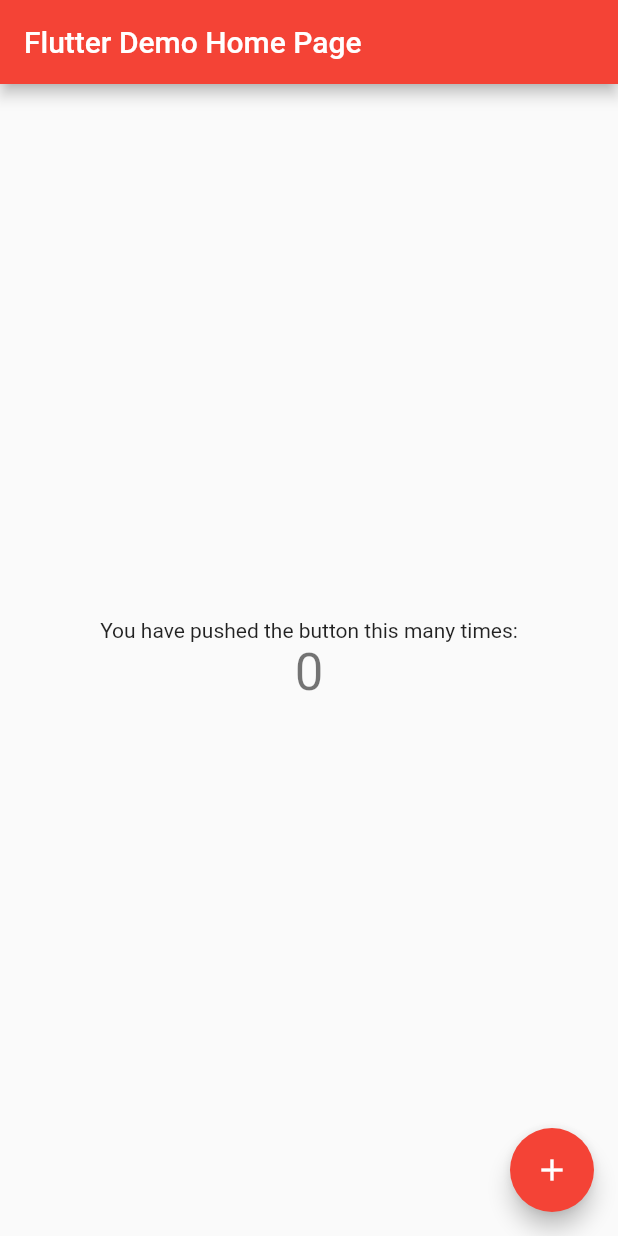
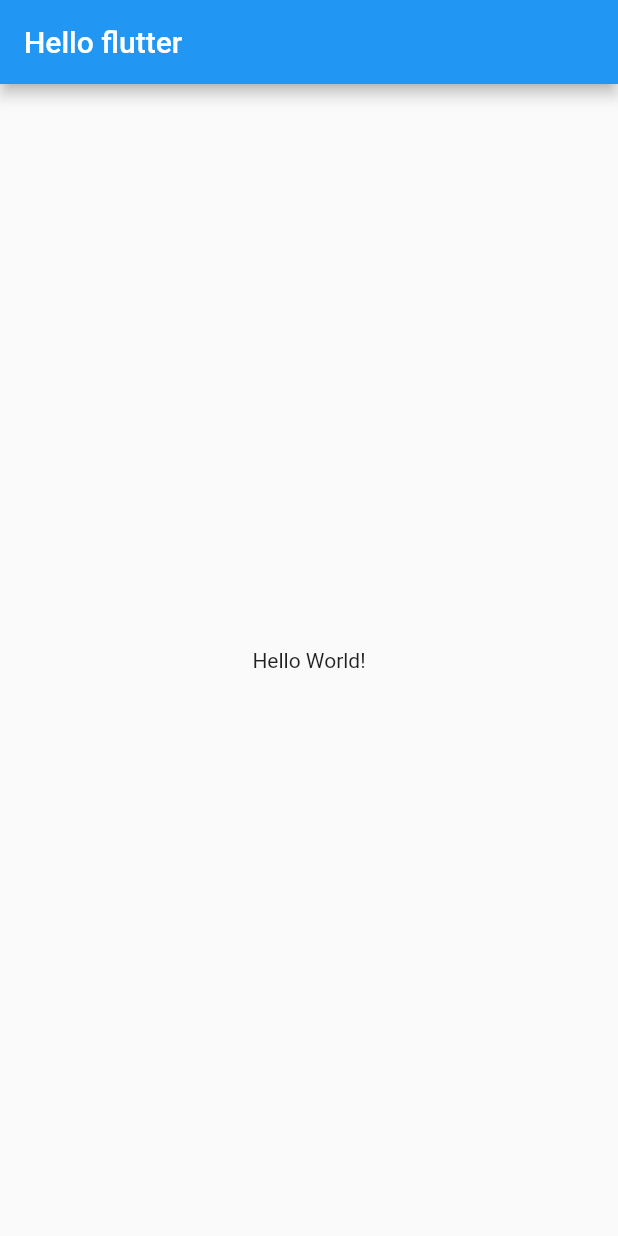
Before and after one commit to choral7451/toonflix, a Flutter app: the screen it shows after launch, on a phone screen of 412 x 824 dp. Run offline on Flutter 3.47's test engine with Material 2 defaults, Android fonts, the phone set to English and light mode, and no system bars.

Commit message:
HELLO FLUTTER

```diff
--- a/lib/main.dart
+++ b/lib/main.dart
@@ -1,115 +1,21 @@
 import 'package:flutter/material.dart';
 
 void main() {
-  runApp(const MyApp());
+  runApp(new App());
 }
 
-class MyApp extends StatelessWidget {
-  const MyApp({super.key});
-
-  // This widget is the root of your application.
+class App extends StatelessWidget {
   @override
   Widget build(BuildContext context) {
     return MaterialApp(
-      title: 'Flutter Demo',
-      theme: ThemeData(
-        // This is the theme of your application.
-        //
-        // Try running your application with "flutter run". You'll see the
-        // application has a blue toolbar. Then, without quitting the app, try
-        // changing the primarySwatch below to Colors.green and then invoke
-        // "hot reload" (press "r" in the console where you ran "flutter run",
-        // or simply save your changes to "hot reload" in a Flutter IDE).
-        // Notice that the counter didn't reset back to zero; the application
-        // is not restarted.
-        primarySwatch: Colors.red,
+      home: Scaffold(
+        appBar: AppBar(
+          title: Text("Hello flutter"),
+        ),
+        body: Center(
+          child: Text("Hello World!"),
+        ),
       ),
-      home: const MyHomePage(title: 'Flutter Demo Home Page'),
     );
   }
 }
-
-class MyHomePage extends StatefulWidget {
-  const MyHomePage({super.key, required this.title});
-
-  // This widget is the home page of your application. It is stateful, meaning
-  // that it has a State object (defined below) that contains fields that affect
-  // how it looks.
-
-  // This class is the configuration for the state. It holds the values (in this
-  // case the title) provided by the parent (in this case the App widget) and
-  // used by the build method of the State. Fields in a Widget subclass are
-  // always marked "final".
-
-  final String title;
-
-  @override
-  State<MyHomePage> createState() => _MyHomePageState();
-}
-
-class _MyHomePageState extends State<MyHomePage> {
-  int _counter = 0;
-
-  void _incrementCounter() {
-    setState(() {
-      // This call to setState tells the Flutter framework that something has
-      // changed in this State, which causes it to rerun the build method below
-      // so that the display can reflect the updated values. If we changed
-      // _counter without calling setState(), then the build method would not be
-      // called again, and so nothing would appear to happen.
-      _counter++;
-    });
-  }
-
-  @override
-  Widget build(BuildContext context) {
-    // This method is rerun every time setState is called, for instance as done
-    // by the _incrementCounter method above.
-    //
-    // The Flutter framework has been optimized to make rerunning build methods
-    // fast, so that you can just rebuild anything that needs updating rather
-    // than having to individually change instances of widgets.
-    return Scaffold(
-      appBar: AppBar(
-        // Here we take the value from the MyHomePage object that was created by
-        // the App.build method, and use it to set our appbar title.
-        title: Text(widget.title),
-      ),
-      body: Center(
-        // Center is a layout widget. It takes a single child and positions it
-        // in the middle of the parent.
-        child: Column(
-          // Column is also a layout widget. It takes a list of children and
-          // arranges them vertically. By default, it sizes itself to fit its
-          // children horizontally, and tries to be as tall as its parent.
-          //
-          // Invoke "debug painting" (press "p" in the console, choose the
-          // "Toggle Debug Paint" action from the Flutter Inspector in Android
-          // Studio, or the "Toggle Debug Paint" command in Visual Studio Code)
-          // to see the wireframe for each widget.
-          //
-          // Column has various properties to control how it sizes itself and
-          // how it positions its children. Here we use mainAxisAlignment to
-          // center the children vertically; the main axis here is the vertical
-          // axis because Columns are vertical (the cross axis would be
-          // horizontal).
-          mainAxisAlignment: MainAxisAlignment.center,
-          children: <Widget>[
-            const Text(
-              'You have pushed the button this many times:',
-            ),
-            Text(
-              '$_counter',
-              style: Theme.of(context).textTheme.headlineMedium,
-            ),
-          ],
-        ),
-      ),
-      floatingActionButton: FloatingActionButton(
-        onPressed: _incrementCounter,
-        tooltip: 'Increment',
-        child: const Icon(Icons.add),
-      ), // This trailing comma makes auto-formatting nicer for build methods.
-    );
-  }
-}
```
Also changed, not shown: 1 other file.
